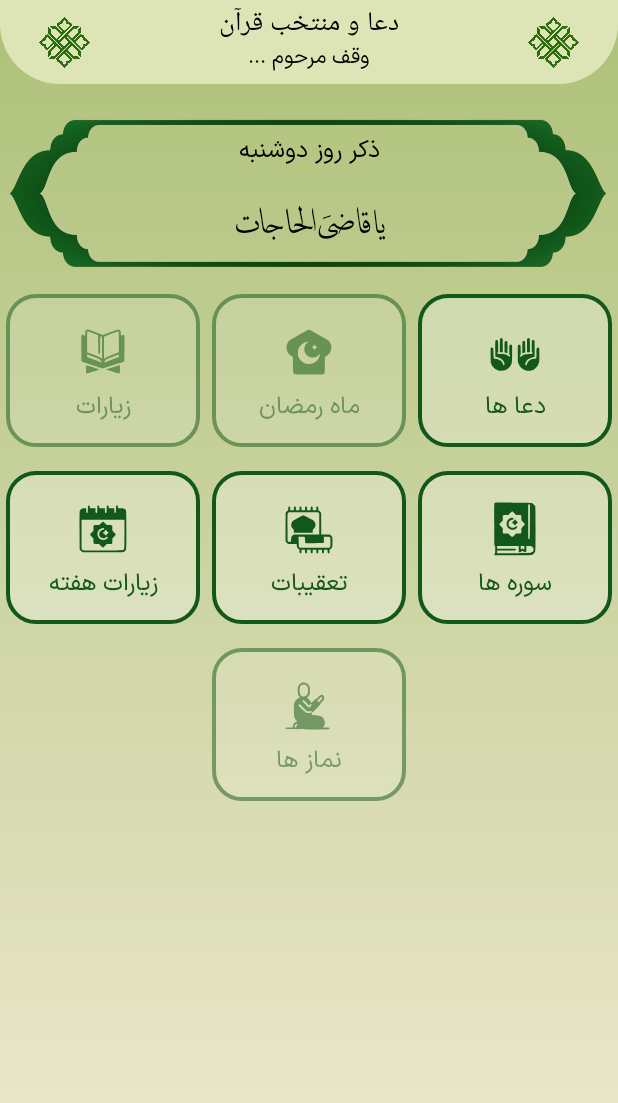
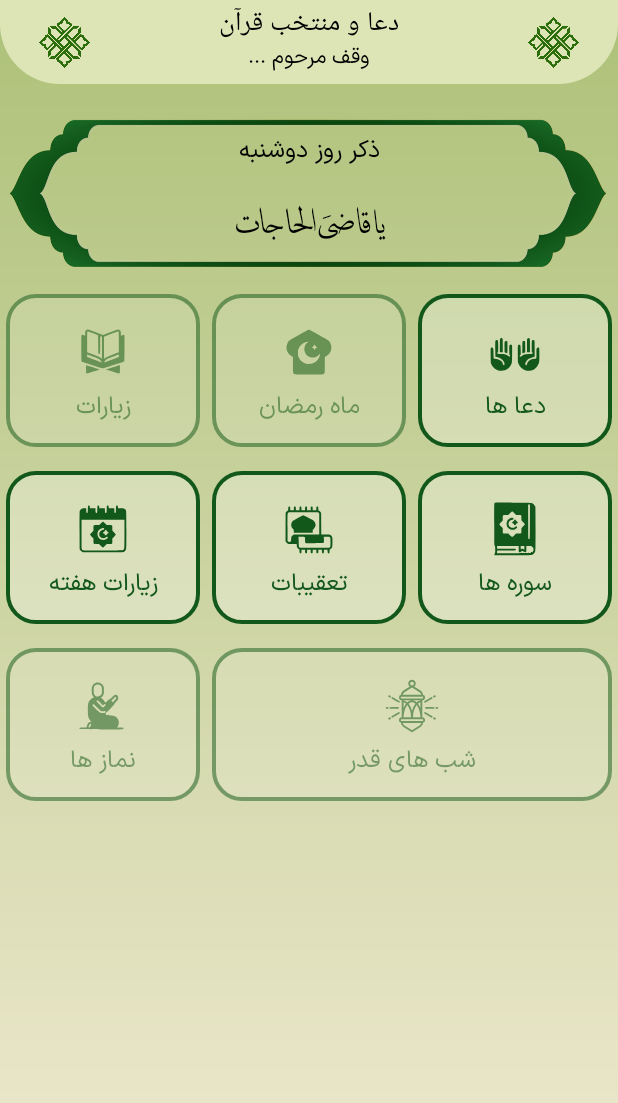
Before and after one commit to AliHabibiAndroidProgramPilot/holy_prays, an Android app: the screen it shows after launch (MainActivity), on a phone screen of 412 x 824 dp. Shown: the top 1103 px of the screen. Run offline under Robolectric (Android 15) with nearby library versions, the phone set to English and light mode, and no system bars.

Commit message:
Edit Main Page Layout Design (Add Button)

```diff
--- a/app/src/main/res/layout/activity_main.xml
+++ b/app/src/main/res/layout/activity_main.xml
@@ -271,7 +271,7 @@
             android:id="@+id/btn_namaz"
             android:layout_width="0dp"
             android:layout_height="110dp"
-            android:layout_column="1"
+            android:layout_column="2"
             android:layout_columnWeight="1"
             android:alpha="0.5"
             android:backgroundTint="@color/low_white"
@@ -293,6 +293,33 @@
             app:strokeColor="@color/dark_green"
             app:strokeWidth="2.5dp" />
 
+        <com.google.android.material.button.MaterialButton
+            android:id="@+id/btn_ghadr_nights"
+            android:layout_width="0dp"
+            android:layout_height="110dp"
+            android:layout_column="0"
+            android:layout_columnSpan="2"
+            android:layout_columnWeight="1"
+            android:alpha="0.5"
+            android:backgroundTint="@color/low_white"
+            android:ellipsize="end"
+            android:enabled="false"
+            android:fontFamily="@font/iran_sans_regular"
+            android:maxHeight="110dp"
+            android:maxLines="1"
+            android:padding="0dp"
+            android:tag="@string/ghadr_nights_tag"
+            android:text="@string/ghadr_nights"
+            android:textColor="@color/dark_green"
+            android:textSize="16sp"
+            app:cornerRadius="20dp"
+            app:icon="@drawable/ic_ghadr_nights"
+            app:iconGravity="textTop"
+            app:iconSize="40dp"
+            app:iconTint="@color/dark_green"
+            app:strokeColor="@color/dark_green"
+            app:strokeWidth="2.5dp" />
+
     </GridLayout>
 
     <!--<View
--- a/app/src/main/res/values/strings.xml
+++ b/app/src/main/res/values/strings.xml
@@ -26,6 +26,8 @@
     <string name="namaz">نماز ها</string>
     <string name="namaz_tag">NAMAZ</string>
     <string name="ramdan_pray">ماه رمضان</string>
+    <string name="ghadr_nights_tag">GHADR_NIGHTS</string>
+    <string name="ghadr_nights">شب های قدر</string>
     <string name="ramdan_pray_tag">RAMADAN_PRAY</string>
     <string name="zirat">زیارات</string>
     <string name="zirat_tag">ZIARAT</string>
```
Also changed, not shown: app/src/main/res/drawable/ic_ghadr_nights.xml (renamed from app/src/main/res/drawable/lentarn.xml).
